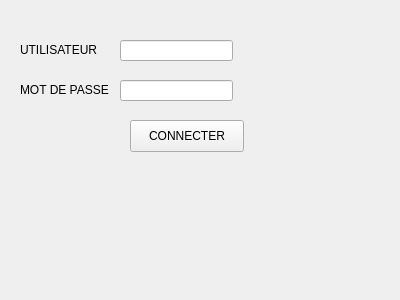
Above: login.ui from yassinourkia/EasyCab before the change. Below: the same form after it.
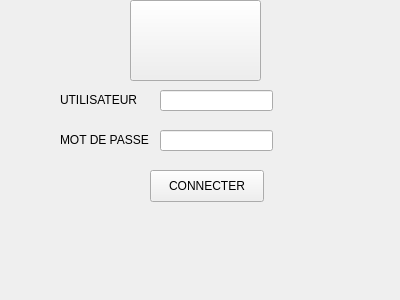
That is the form after the change.

What changed in the file:
```diff
--- a/login.ui
+++ b/login.ui
@@ -16,8 +16,8 @@
   <widget class="QLineEdit" name="user">
    <property name="geometry">
     <rect>
-     <x>120</x>
-     <y>40</y>
+     <x>160</x>
+     <y>90</y>
      <width>113</width>
      <height>21</height>
     </rect>
@@ -26,8 +26,8 @@
   <widget class="QLineEdit" name="password">
    <property name="geometry">
     <rect>
-     <x>120</x>
-     <y>80</y>
+     <x>160</x>
+     <y>130</y>
      <width>113</width>
      <height>21</height>
     </rect>
@@ -42,8 +42,8 @@
   <widget class="QLabel" name="label">
    <property name="geometry">
     <rect>
-     <x>20</x>
-     <y>40</y>
+     <x>60</x>
+     <y>90</y>
      <width>91</width>
      <height>20</height>
     </rect>
@@ -55,8 +55,8 @@
   <widget class="QLabel" name="label_2">
    <property name="geometry">
     <rect>
-     <x>20</x>
-     <y>80</y>
+     <x>60</x>
+     <y>130</y>
      <width>101</width>
      <height>20</height>
     </rect>
@@ -68,8 +68,8 @@
   <widget class="QPushButton" name="pushButton">
    <property name="geometry">
     <rect>
-     <x>130</x>
-     <y>120</y>
+     <x>150</x>
+     <y>170</y>
      <width>114</width>
      <height>32</height>
     </rect>
@@ -78,6 +78,19 @@
     <string>CONNECTER</string>
    </property>
   </widget>
+  <widget class="QPushButton" name="EasyCab">
+   <property name="geometry">
+    <rect>
+     <x>130</x>
+     <y>0</y>
+     <width>131</width>
+     <height>81</height>
+    </rect>
+   </property>
+   <property name="text">
+    <string/>
+   </property>
+  </widget>
  </widget>
  <resources/>
  <connections/>
```
